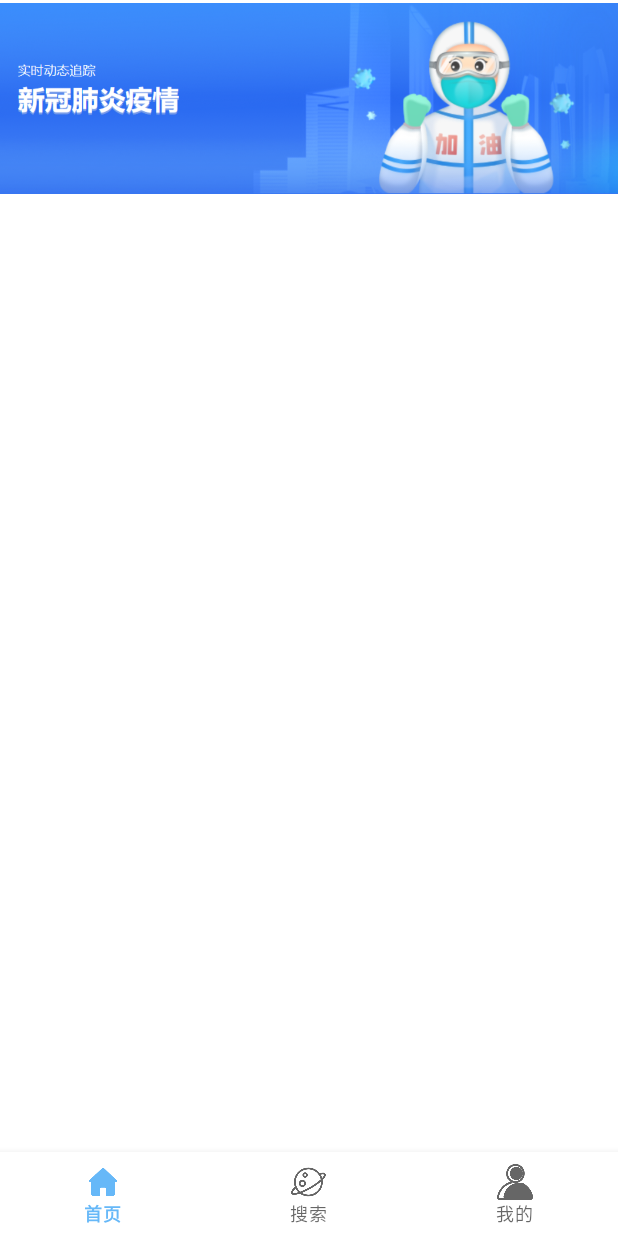
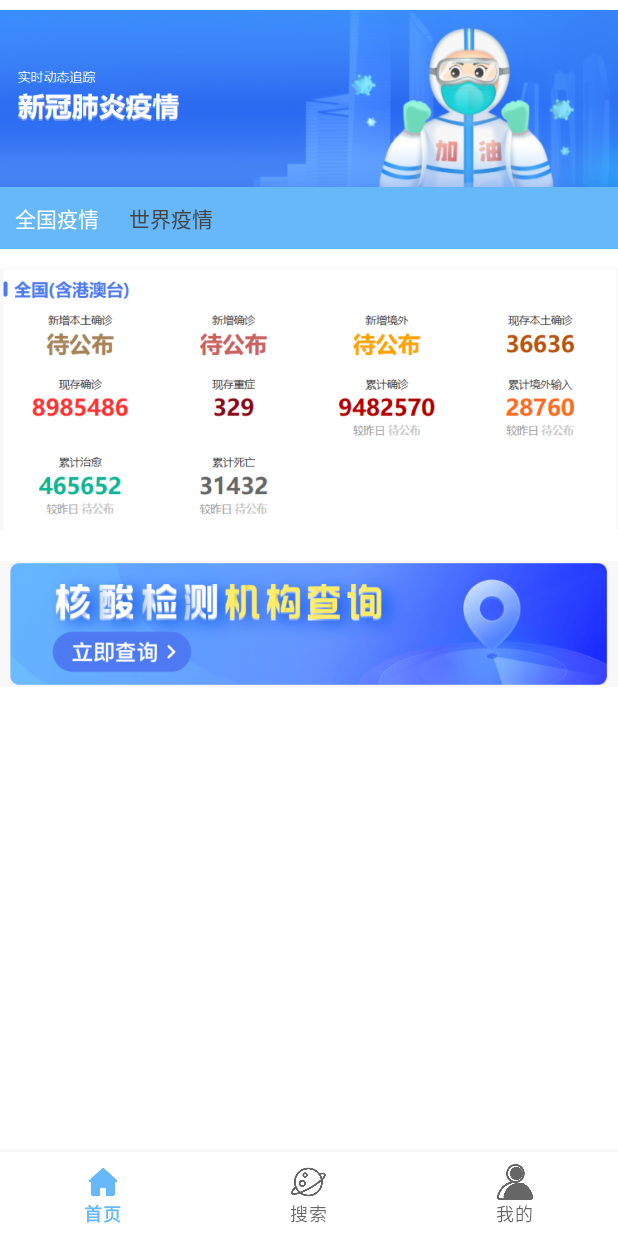
Before and after one commit to xuan567/NewsDay, an Android app: the fragment HomeFragmentEpidemic placed in its activity, on a phone screen of 412 x 824 dp. Run offline under Robolectric (Android 15) with nearby library versions, the phone set to English and light mode, and no system bars; our stand-ins replace data binding, navigation-ui; libraries missing offline, so code that uses them is left out: com.github.testpress.mikephil; pictures from the network do not load; 19 statements that could not run were skipped.

Commit message:
完成疫情页面

```diff
--- a/app/build.gradle
+++ b/app/build.gradle
@@ -72,6 +72,9 @@ dependencies {
     implementation "androidx.room:room-runtime:2.5.0"
     annotationProcessor "androidx.room:room-compiler:2.5.0"
 
+    // 饼状图
+    implementation 'com.github.testpress:MPAndroidChart:v3.0.0-beta2'
+
     // To use Kotlin annotation processing tool (kapt)
     kapt "androidx.room:room-compiler:2.5.0"
 }
--- a/app/src/main/java/com/example/newsday/home/view/HomeFragmentEpidemic.kt
+++ b/app/src/main/java/com/example/newsday/home/view/HomeFragmentEpidemic.kt
@@ -1,13 +1,23 @@
 package com.example.newsday.home.view
 
+import android.graphics.Color
 import android.os.Bundle
-import androidx.fragment.app.Fragment
 import android.view.LayoutInflater
 import android.view.View
+import android.view.View.OnClickListener
 import android.view.ViewGroup
+import android.widget.FrameLayout
+import androidx.core.view.isVisible
+import androidx.fragment.app.Fragment
 import com.example.newsday.R
+import com.example.newsday.databinding.FragmentHomeEpidemicBinding
+import com.github.testpress.mikephil.charting.charts.PieChart
+import com.github.testpress.mikephil.charting.data.PieData
+import com.github.testpress.mikephil.charting.data.PieDataSet
+import com.github.testpress.mikephil.charting.data.PieEntry
+import com.github.testpress.mikephil.charting.formatter.PercentFormatter
+import com.github.testpress.mikephil.charting.utils.ColorTemplate
 
-// TODO: Rename parameter arguments, choose names that match
 // the fragment initialization parameters, e.g. ARG_ITEM_NUMBER
 private const val ARG_PARAM1 = "param1"
 private const val ARG_PARAM2 = "param2"
@@ -21,6 +31,8 @@ class HomeFragmentEpidemic : Fragment() {
     // TODO: Rename and change types of parameters
     private var param1: String? = null
     private var param2: String? = null
+    private var pieChart: PieChart? = null
+    private lateinit var binding: FragmentHomeEpidemicBinding
 
     override fun onCreate(savedInstanceState: Bundle?) {
         super.onCreate(savedInstanceState)
@@ -34,8 +46,67 @@ class HomeFragmentEpidemic : Fragment() {
         inflater: LayoutInflater, container: ViewGroup?,
         savedInstanceState: Bundle?
     ): View? {
-        // Inflate the layout for this fragment
-        return inflater.inflate(R.layout.fragment_home_epidemic, container, false)
+        binding = FragmentHomeEpidemicBinding.inflate(inflater, container, false)
+        binding.internalText.setTextColor(Color.WHITE)
+        binding.abroadText.setTextColor(Color.DKGRAY)
+        initCharView()
+        initCharData()
+        return binding.root
+    }
+
+    override fun onViewCreated(view: View, savedInstanceState: Bundle?) {
+        super.onViewCreated(view, savedInstanceState)
+        binding.hesuanImg.setOnClickListener {
+
+        }
+        binding.internalText.setOnClickListener {
+            binding.internalText.setTextColor(Color.WHITE)
+            binding.abroadText.setTextColor(Color.DKGRAY)
+            binding.internalImg.isVisible = true
+            binding.abroadImg.isVisible = false
+        }
+        binding.abroadText.setOnClickListener {
+            binding.internalText.setTextColor(Color.DKGRAY)
+            binding.abroadText.setTextColor(Color.WHITE)
+            binding.internalImg.isVisible = false
+            binding.abroadImg.isVisible = true
+        }
+    }
+
+    private fun initCharView() {
+        pieChart = PieChart(context)
+        pieChart?.apply {
+            val lp = FrameLayout.LayoutParams(850, 850)
+            layoutParams = lp
+        }
+        binding.chartContainer.addView(pieChart)
+    }
+
+    private fun initCharData() {
+        val values = arrayListOf<PieEntry>()
+        values.add(PieEntry(40f, "累计治愈"))
+        values.add(PieEntry(10f, "累计死亡"))
+        values.add(PieEntry(40f, "累计确诊"))
+        values.add(PieEntry(10f, "现存确诊"))
+
+        //数据和颜色
+        val dataColors = arrayListOf<Int>()
+        for (c in ColorTemplate.VORDIPLOM_COLORS) dataColors.add(c)
+        for (c in ColorTemplate.JOYFUL_COLORS) dataColors.add(c)
+        for (c in ColorTemplate.COLORFUL_COLORS) dataColors.add(c)
+        for (c in ColorTemplate.LIBERTY_COLORS) dataColors.add(c)
+        for (c in ColorTemplate.PASTEL_COLORS) dataColors.add(c)
+        dataColors.add(ColorTemplate.getHoloBlue())
+        val mPieDataSet = PieDataSet(values, "Label")
+        mPieDataSet.apply {
+            valueFormatter = PercentFormatter()
+            colors = dataColors
+            valueTextColor = Color.DKGRAY// 设置百分比字体颜色
+            valueTextSize = 15f // 设置百分比字体大小
+        }
+        val mPieData = PieData(mPieDataSet)
+        pieChart?.setEntryLabelColor(Color.DKGRAY) // 设置图表扇形文字颜色
+        pieChart?.data = mPieData
     }
 
     companion object {
--- a/app/src/main/res/layout/fragment_home_epidemic.xml
+++ b/app/src/main/res/layout/fragment_home_epidemic.xml
@@ -12,9 +12,54 @@
 
         <ImageView
             android:layout_width="match_parent"
-            android:layout_height="131dp"
+            android:layout_height="140dp"
             android:src="@drawable/yiqing" />
+        <LinearLayout
+            android:layout_width="match_parent"
+            android:layout_height="wrap_content"
+            android:background="@color/blue2"
+            android:layout_marginTop="-15dp"
+            android:orientation="horizontal">
+            <TextView
+                android:id="@+id/internalText"
+                android:text="全国疫情"
+                android:textColor="@color/white"
+                android:layout_width="wrap_content"
+                android:layout_height="wrap_content"
+                android:layout_margin="10dp"/>
+            <TextView
+                android:id="@+id/abroadText"
+                android:text="世界疫情"
+                android:layout_margin="10dp"
+                android:layout_width="wrap_content"
+                android:layout_height="wrap_content"/>
+        </LinearLayout>
 
+        <ImageView
+            android:id="@+id/internalImg"
+            android:layout_width="match_parent"
+            android:layout_height="200dp"
+            android:src="@drawable/internal" />
+
+        <ImageView
+            android:id="@+id/abroadImg"
+            android:layout_width="match_parent"
+            android:layout_height="100dp"
+            android:visibility="gone"
+            android:src="@drawable/abroad" />
+        <ImageView
+            android:id="@+id/hesuanImg"
+            android:layout_width="match_parent"
+            android:layout_height="100dp"
+            android:src="@drawable/hesuan"
+            android:visibility="visible"/>
+        <FrameLayout
+            android:layout_gravity="center_horizontal"
+            android:id="@+id/chartContainer"
+            android:layout_width="match_parent"
+            android:layout_marginLeft="10dp"
+            android:layout_height="match_parent"/>
     </LinearLayout>
 
+
 </androidx.core.widget.NestedScrollView>
--- a/settings.gradle
+++ b/settings.gradle
@@ -11,6 +11,11 @@ dependencyResolutionManagement {
         google()
         mavenCentral()
         maven {url 'https://dl.bintray.com/jetbrains/anko'} //这是你需要加入的，这个是解决这个问题的关键地方，我就是添加这个maven后不再报上面的错误了
+
+        maven { url 'https://maven.aliyun.com/repository/google' }
+        maven { url 'https://maven.aliyun.com/repository/jcenter' }
+        maven { url "https://maven.aliyun.com/repository/central" }
+        maven { url "https://maven.aliyun.com/repository/gradle-plugin" }
     }
 }
 rootProject.name = "NewsDay"
```
Also changed, not shown: app/src/main/res/drawable/abroad.png (added), app/src/main/res/drawable/hesuan.png (added), app/src/main/res/drawable/internal.png (added).
